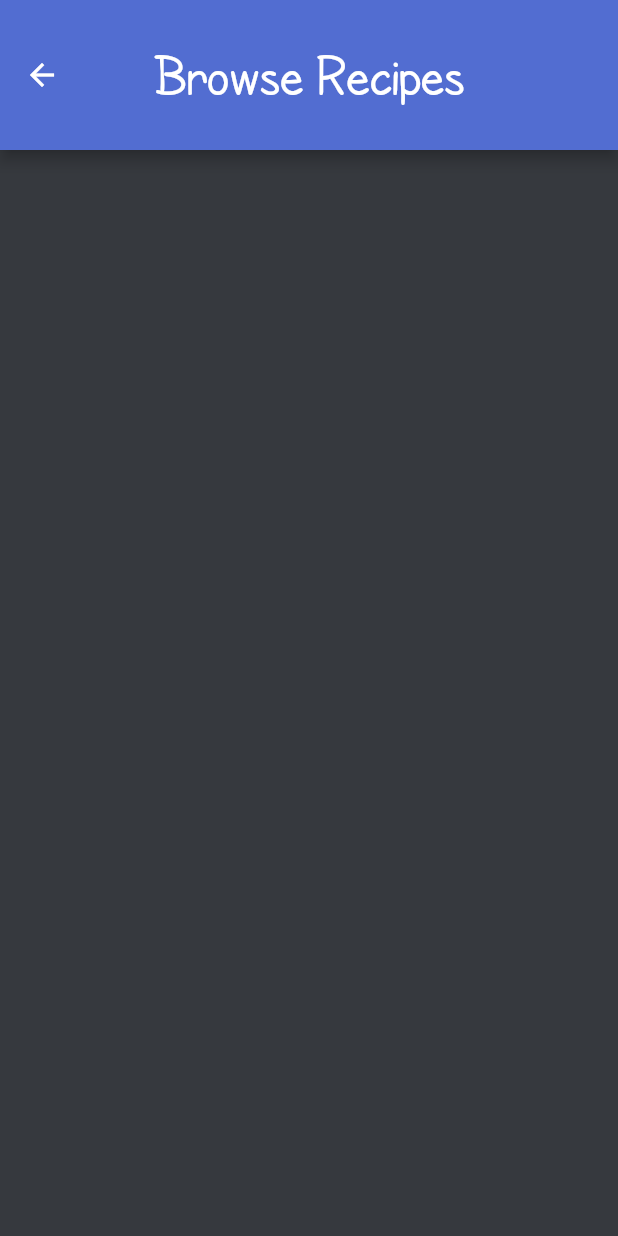
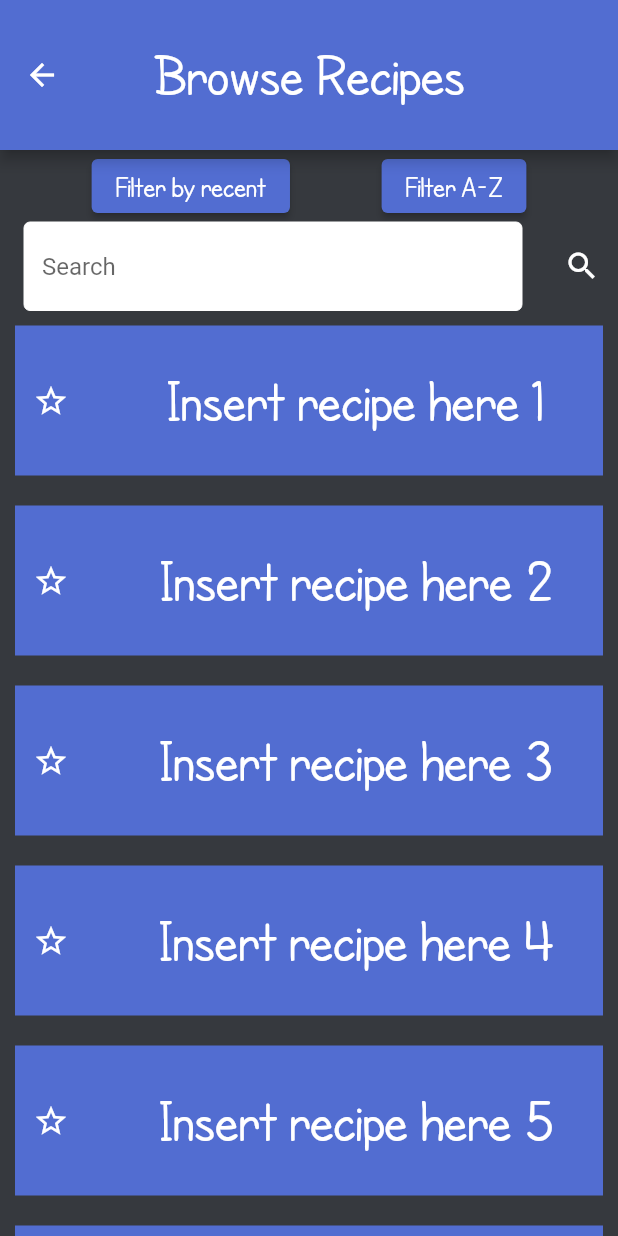
Before and after one commit to kristianduke/fridge-app-dev, a Flutter app: the BrowseRecipes screen opened directly, on a phone screen of 412 x 824 dp. Run offline on Flutter 3.47's test engine with Material 2 defaults, Android fonts, the phone set to English and light mode, and no system bars.

Commit message:
-Added Filter buttons and search bar to Browse Recipes -Added a listview of recipes -Favourite Functionality not working properly, star icon wont update

```diff
--- a/fridge_app/lib/BrowseRecipes.dart
+++ b/fridge_app/lib/BrowseRecipes.dart
@@ -1,10 +1,28 @@
 import 'package:flutter/material.dart';
 
-class BrowseRecipes extends StatelessWidget {
+class BrowseRecipes extends StatefulWidget {
   const BrowseRecipes({super.key});
 
   @override
+  State<StatefulWidget> createState() {
+    return MyFlutterState();
+  }
+}
+
+class MyFlutterState extends State<BrowseRecipes> {
+  @override
   Widget build(BuildContext context) {
+    final List<String> items =
+        List.generate(10, (index) => "Insert recipe here ${index + 1}");
+
+// line of code that generates the recipes
+
+    List<bool> favorites = List.generate(20, (index) => false);
+
+    final ButtonStyle buttonStyle = ElevatedButton.styleFrom(
+        textStyle: const TextStyle(fontSize: 20, fontFamily: 'CartoonistHand'),
+        backgroundColor: const Color(0xFF526dd1));
+
     return Scaffold(
         appBar: AppBar(
           toolbarHeight: 100,
@@ -18,7 +36,107 @@ class BrowseRecipes extends StatelessWidget {
           centerTitle: true,
           backgroundColor: const Color.fromARGB(255, 82, 109, 209),
         ),
-        backgroundColor: const Color(0xFF36393E)
+        body: Center(
+          child: Column(
+            mainAxisAlignment: MainAxisAlignment.start,
+            children: <Widget>[
+              Row(
+                mainAxisAlignment: MainAxisAlignment.spaceEvenly,
+                children: <Widget>[
+                  ElevatedButton(
+                    style: buttonStyle,
+                    onPressed: () {},
+                    child: const Text('Filter by recent'),
+                  ),
+                  ElevatedButton(
+                    style: buttonStyle,
+                    onPressed: () {},
+                    child: const Text('Filter A-Z'),
+                  ),
+                ],
+              ),
+              Row(
+                children: <Widget>[
+                  const Expanded(
+                    child: Padding(
+                      padding: EdgeInsets.symmetric(horizontal: 16),
+                      child: TextField(
+                        decoration: InputDecoration(
+                          filled: true,
+                          fillColor: Colors.white,
+                          hintText: 'Search',
+                          enabledBorder: OutlineInputBorder(
+                              borderSide:
+                                  BorderSide(color: Colors.white, width: 0.0)),
+                        ),
+                      ),
+                    ),
+                  ),
+                  IconButton(
+                    icon: const Icon(
+                      Icons.search,
+                      color: Colors.white,
+                    ),
+                    onPressed: () {},
+                  ),
+                ],
+              ),
+              Expanded(
+                child: SingleChildScrollView(
+                  child: Column(
+                    children: List.generate(items.length, (index) {
+                      final item = items[index];
+                      bool isFavorite = favorites[index];
+
+                      return GestureDetector(
+                        onTap: () {
+                          setState(() {
+                            isFavorite = !isFavorite;
+                            favorites[index] = isFavorite;
+                          });
+                        },
+                        child: Container(
+                          height: 100,
+                          color: const Color(0xFF526dd1),
+                          margin: EdgeInsets.all(10),
+                          child: Row(
+                            children: <Widget>[
+                              IconButton(
+                                icon: Icon(
+                                  isFavorite ? Icons.star : Icons.star_border,
+                                  color:
+                                      isFavorite ? Colors.yellow : Colors.white,
+                                ),
+                                onPressed: () {
+                                  setState(() {
+                                    isFavorite = !isFavorite;
+                                    favorites[index] = isFavorite;
+                                  });
+                                },
+                              ),
+                              const SizedBox(width: 16),
+                              Expanded(
+                                child: Center(
+                                  child: Text(
+                                    item,
+                                    style: const TextStyle(
+                                        color: Colors.white,
+                                        fontSize: 40,
+                                        fontFamily: 'CartoonistHand'),
+                                  ),
+                                ),
+                              ),
+                            ],
+                          ),
+                        ),
                       );
+                    }),
+                  ),
+                ),
+              ),
+            ],
+          ),
+        ),
+        backgroundColor: const Color(0xFF36393E));
   }
 }
--- a/fridge_app/lib/Ingredients.dart
+++ b/fridge_app/lib/Ingredients.dart
@@ -42,7 +42,7 @@ class Ingredients extends StatelessWidget {
                 ElevatedButton(
                   style: buttonStyle,
                   onPressed: () {},
-                  child: const Text('Filter by date'),
+                  child: const Text('Filter Recent'),
                 ),
               ],
             ),
```
Lines whose indentation alone changed are shown as unchanged.
